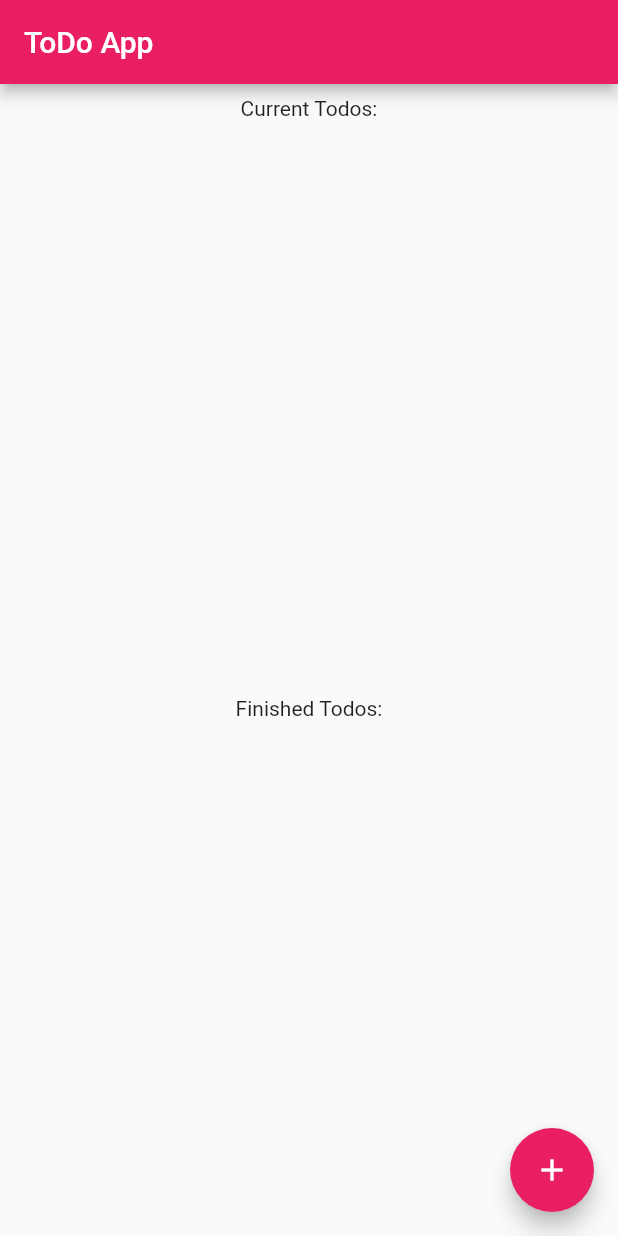
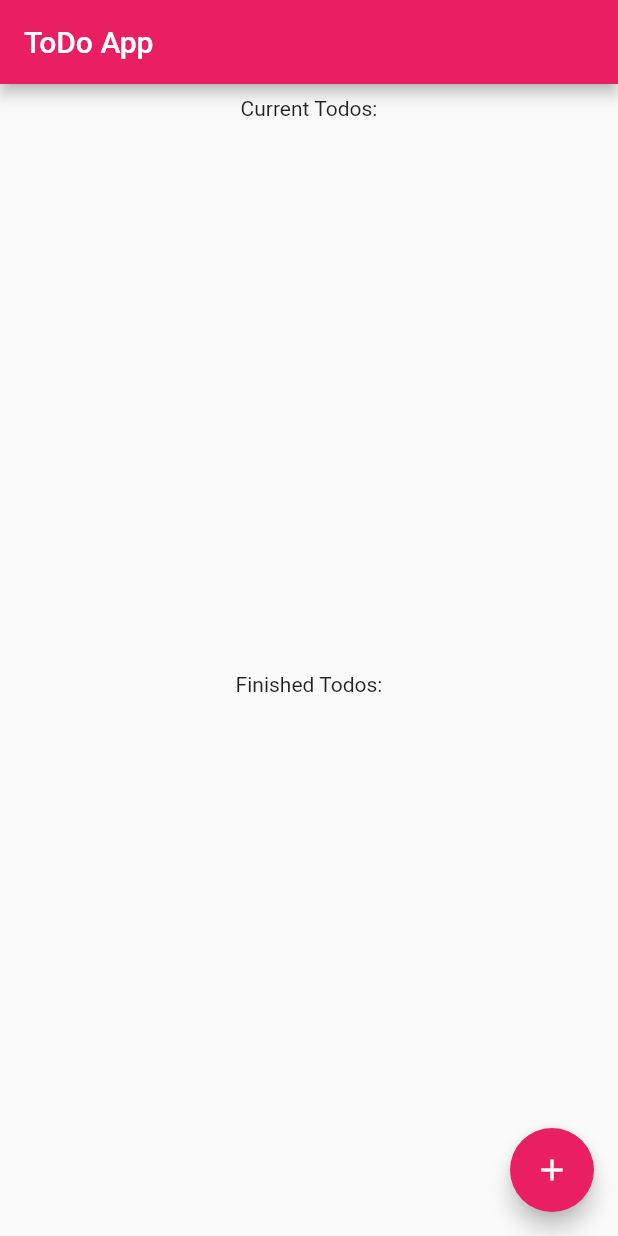
Before and after one commit to RenzT/FlutterTechTalkDemo, a Flutter app: the screen it shows after launch, on a phone screen of 412 x 824 dp. Run offline on Flutter 3.47's test engine with Material 2 defaults, Android fonts, the phone set to English and light mode, and no system bars.

Commit message:
replaced Container widget with Flexible widget

```diff
--- a/lib/main.dart
+++ b/lib/main.dart
@@ -52,8 +52,7 @@ class _MyHomePageState extends State<MyHomePage> {
       ),
       body: Center(
         child: Column(children: <Widget>[
-          Container(
-              height: 400,
+          Flexible(
               child: ListView.builder(
                   padding: const EdgeInsets.all(8),
                   itemCount: todos == <String>[] ? 1 : todos.length + 1,
@@ -138,8 +137,7 @@ class _MyHomePageState extends State<MyHomePage> {
                       child: ListTile(title: Text('$item')),
                     );
                   })),
-                  Container(
-                    height: 400,
+                  Flexible(
                   child: ListView.builder(
                   padding: const EdgeInsets.all(8),
                   itemCount: finishedTodos == <String>[] ? 1 : finishedTodos.length + 1,
```
